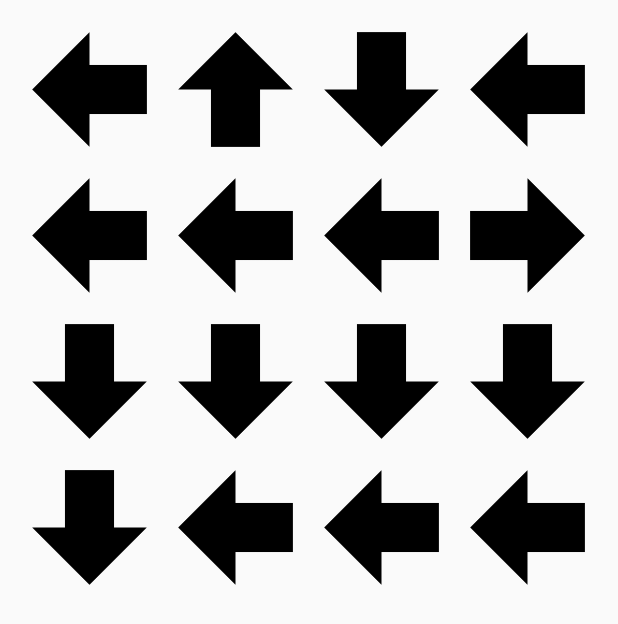
After one commit to Firtzberg/ArrowsTask, an Android app: the TaskActivity screen opened directly, with no data from a screen before it, on a phone screen of 412 x 824 dp. The commit adds this screen. Shown: the top 624 px of the screen. Run offline under Robolectric (Android 15) with nearby library versions, the phone set to English and light mode, and no system bars.

Commit message:
Added TaskActivity.

```diff
--- a/app/src/main/AndroidManifest.xml
+++ b/app/src/main/AndroidManifest.xml
@@ -16,6 +16,9 @@
                 <category android:name="android.intent.category.LAUNCHER" />
             </intent-filter>
         </activity>
+        <activity
+            android:name=".TaskActivity"
+            android:label="@string/title_activity_task" />
     </application>
 
 </manifest>
--- /dev/null
+++ b/app/src/main/java/com/hrca/arrowstask/TaskActivity.java
@@ -0,0 +1,46 @@
+package com.hrca.arrowstask;
+
+import android.app.Activity;
+import android.os.Bundle;
+import android.support.annotation.NonNull;
+
+import com.hrca.arrowstask.ArrowsView.ArrowsViewListener;
+
+public class TaskActivity extends Activity implements ArrowsViewListener {
+
+    public static final String PARCELABLE_HITS_KEY = "hit";
+    public static final String PARCELABLE_MISSES_KEY = "miss";
+    private int hits = 0;
+    private int misses = 0;
+
+    @Override
+    protected void onCreate(Bundle savedInstanceState) {
+        super.onCreate(savedInstanceState);
+        setContentView(R.layout.activity_task);
+
+        ArrowsView arrows = (ArrowsView) findViewById(R.id.gridview);
+        arrows.setListener(this);
+    }
+
+    @Override
+    public void onSaveInstanceState(@NonNull Bundle outState) {
+        super.onSaveInstanceState(outState);
+        outState.putInt(PARCELABLE_HITS_KEY, hits);
+        outState.putInt(PARCELABLE_MISSES_KEY, misses);
+    }
+
+    @Override
+    public void onRestoreInstanceState(@NonNull Bundle savedInstanceState) {
+        super.onRestoreInstanceState(savedInstanceState);
+        hits = savedInstanceState.getInt(PARCELABLE_HITS_KEY, 0);
+        misses = savedInstanceState.getInt(PARCELABLE_MISSES_KEY, 0);
+    }
+
+    @Override
+    public void onArrowClicked(boolean hit) {
+        if (hit)
+            hits++;
+        else
+            misses++;
+    }
+}
--- /dev/null
+++ b/app/src/main/res/layout/activity_task.xml
@@ -0,0 +1,21 @@
+<RelativeLayout xmlns:android="http://schemas.android.com/apk/res/android"
+    xmlns:tools="http://schemas.android.com/tools"
+    android:layout_width="match_parent"
+    android:layout_height="match_parent"
+    android:paddingBottom="@dimen/activity_vertical_margin"
+    android:paddingLeft="@dimen/activity_horizontal_margin"
+    android:paddingRight="@dimen/activity_horizontal_margin"
+    android:paddingTop="@dimen/activity_vertical_margin"
+    tools:context="com.hrca.arrowstask.TaskActivity">
+
+
+    <com.hrca.arrowstask.ArrowsView
+        android:id="@+id/gridview"
+        android:layout_width="match_parent"
+        android:layout_height="match_parent"
+        android:gravity="center"
+        android:horizontalSpacing="10dp"
+        android:stretchMode="columnWidth"
+        android:verticalSpacing="10dp" />
+
+</RelativeLayout>
--- a/app/src/main/res/values/strings.xml
+++ b/app/src/main/res/values/strings.xml
@@ -3,4 +3,5 @@
 
     <string name="hello_world">Hello world!</string>
     <string name="action_settings">Settings</string>
+    <string name="title_activity_task">TaskActivity</string>
 </resources>
```
